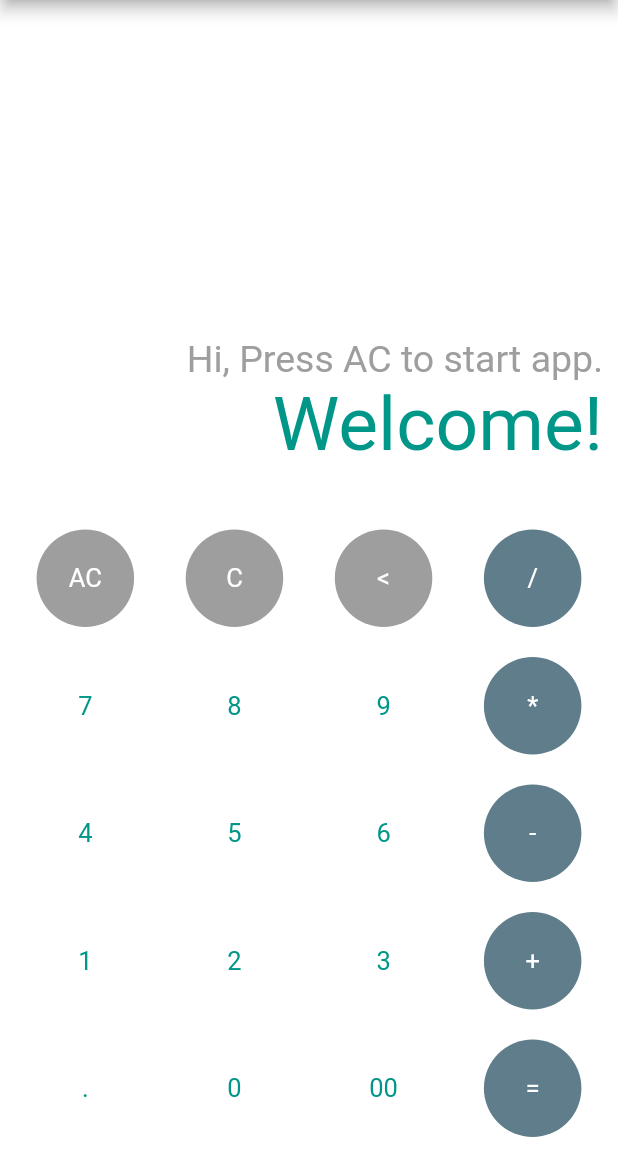
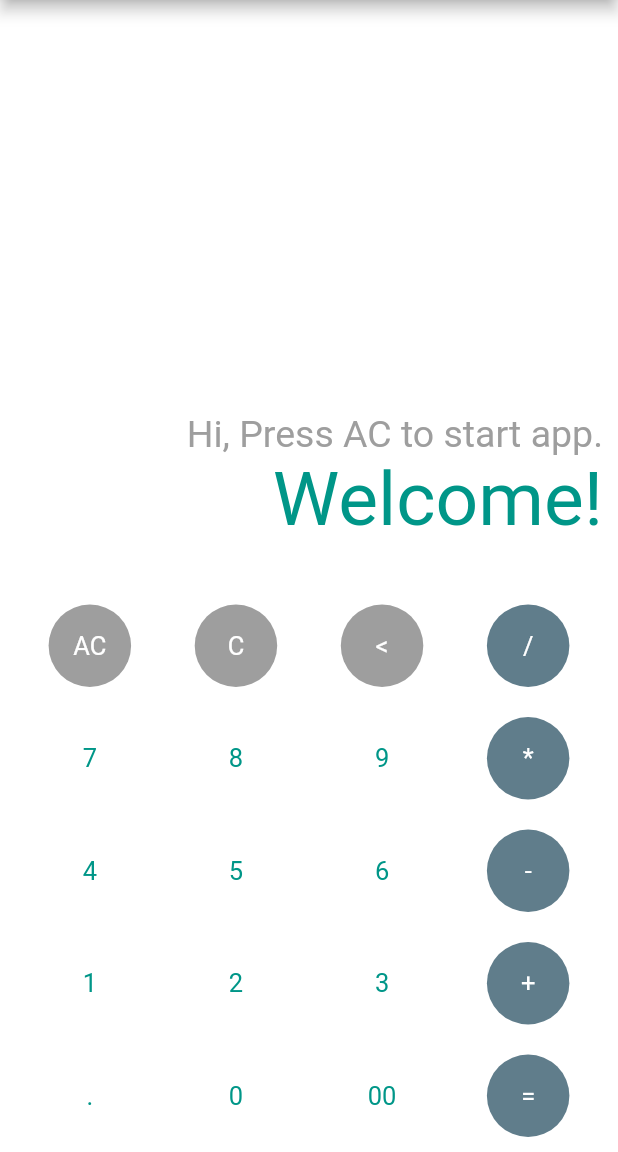
Before and after one commit to BlackIQ/flulator, a Flutter app: the screen it shows after launch, on a phone screen of 412 x 824 dp, the part 84-1236 px from its top. Run offline on Flutter 3.47's test engine with Material 2 defaults, Android fonts, the phone set to English and light mode, and no system bars; our stand-ins replace google_fonts, math_expressions; Roboto replaces fonts that are missing (Boogaloo); project files that could hold a hidden picture were left out.

Commit message:
Fix btn size

```diff
--- a/lib/app/widgets/buttons/buttons.dart
+++ b/lib/app/widgets/buttons/buttons.dart
@@ -30,8 +30,8 @@ class FluButton extends StatelessWidget {
             callback(text);
           },
         ),
-        width: 65,
-        height: 65,
+        width: 55,
+        height: 55,
       ),
     );
   }
```
